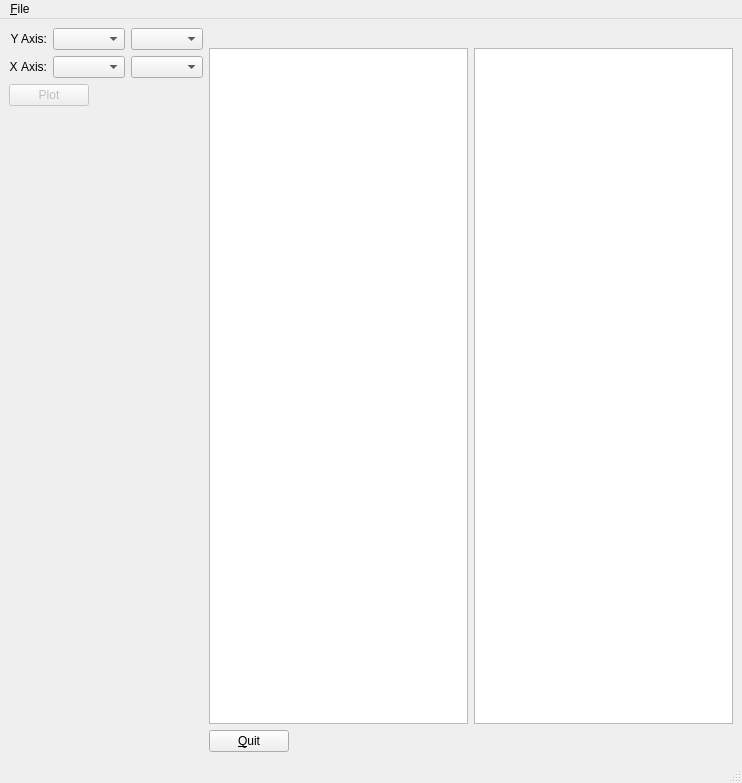
First picture: the form in oldtimer.ui, repository sesotek/oldtimer, before the edit.
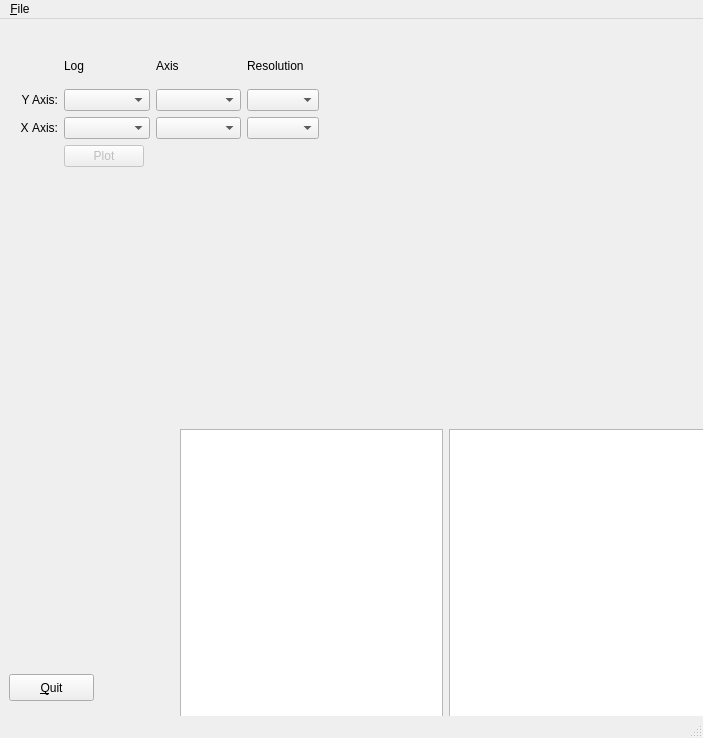
Second picture: the form after the edit.

Commit message: getData sort of working

What changed in the file:
```diff
--- a/oldtimer.ui
+++ b/oldtimer.ui
@@ -6,8 +6,8 @@
    <rect>
     <x>0</x>
     <y>0</y>
-    <width>742</width>
-    <height>783</height>
+    <width>703</width>
+    <height>738</height>
    </rect>
   </property>
   <property name="sizePolicy">
@@ -22,6 +22,9 @@
   <property name="layoutDirection">
    <enum>Qt::LeftToRight</enum>
   </property>
+  <property name="autoFillBackground">
+   <bool>false</bool>
+  </property>
   <widget class="QWidget" name="centralwidget">
    <property name="sizePolicy">
     <sizepolicy hsizetype="Preferred" vsizetype="Preferred">
@@ -29,9 +32,41 @@
      <verstretch>0</verstretch>
     </sizepolicy>
    </property>
-   <layout class="QGridLayout" name="gridLayout_5" columnstretch="0,1">
-    <item row="0" column="0">
-     <layout class="QGridLayout" name="gridLayout" columnstretch="0,0,0">
+   <widget class="QPushButton" name="buttonQuit">
+    <property name="geometry">
+     <rect>
+      <x>9</x>
+      <y>655</y>
+      <width>85</width>
+      <height>27</height>
+     </rect>
+    </property>
+    <property name="sizePolicy">
+     <sizepolicy hsizetype="Fixed" vsizetype="Fixed">
+      <horstretch>0</horstretch>
+      <verstretch>0</verstretch>
+     </sizepolicy>
+    </property>
+    <property name="layoutDirection">
+     <enum>Qt::LeftToRight</enum>
+    </property>
+    <property name="text">
+     <string>&amp;Quit</string>
+    </property>
+    <property name="flat">
+     <bool>false</bool>
+    </property>
+   </widget>
+   <widget class="QWidget" name="">
+    <property name="geometry">
+     <rect>
+      <x>20</x>
+      <y>30</y>
+      <width>299</width>
+      <height>118</height>
+     </rect>
+    </property>
+    <layout class="QGridLayout" name="gridLayoutPlotSettings" columnstretch="0,0,0,0">
       <property name="sizeConstraint">
        <enum>QLayout::SetMinimumSize</enum>
       </property>
@@ -41,7 +76,7 @@
       <property name="horizontalSpacing">
        <number>6</number>
       </property>
-      <item row="1" column="0">
+     <item row="2" column="0">
        <widget class="QLabel" name="labelXaxis">
         <property name="font">
          <font>
@@ -56,8 +91,8 @@
         </property>
        </widget>
       </item>
-      <item row="1" column="1">
-       <widget class="QComboBox" name="comboXAxisLog">
+     <item row="2" column="1">
+      <widget class="QComboBox" name="comboXLog">
         <property name="sizePolicy">
          <sizepolicy hsizetype="MinimumExpanding" vsizetype="Fixed">
           <horstretch>0</horstretch>
@@ -69,7 +104,7 @@
         </property>
        </widget>
       </item>
-      <item row="1" column="2">
+     <item row="2" column="2">
        <widget class="QComboBox" name="comboXAxis">
         <property name="sizePolicy">
          <sizepolicy hsizetype="MinimumExpanding" vsizetype="Fixed">
@@ -82,33 +117,7 @@
         </property>
        </widget>
       </item>
-      <item row="0" column="2">
-       <widget class="QComboBox" name="comboYAxis">
-        <property name="sizePolicy">
-         <sizepolicy hsizetype="MinimumExpanding" vsizetype="Fixed">
-          <horstretch>0</horstretch>
-          <verstretch>0</verstretch>
-         </sizepolicy>
-        </property>
-        <property name="sizeAdjustPolicy">
-         <enum>QComboBox::AdjustToContents</enum>
-        </property>
-       </widget>
-      </item>
-      <item row="0" column="1">
-       <widget class="QComboBox" name="comboYAxisLog">
-        <property name="sizePolicy">
-         <sizepolicy hsizetype="MinimumExpanding" vsizetype="Fixed">
-          <horstretch>0</horstretch>
-          <verstretch>0</verstretch>
-         </sizepolicy>
-        </property>
-        <property name="sizeAdjustPolicy">
-         <enum>QComboBox::AdjustToContents</enum>
-        </property>
-       </widget>
-      </item>
-      <item row="0" column="0">
+     <item row="1" column="0">
        <widget class="QLabel" name="labelYaxis">
         <property name="text">
          <string>Y Axis:</string>
@@ -118,11 +127,88 @@
         </property>
        </widget>
       </item>
-     </layout>
-    </item>
-    <item row="0" column="1" rowspan="3">
-     <layout class="QGridLayout" name="gridLayout_2" columnstretch="1,1">
-      <item row="0" column="0">
+     <item row="3" column="1">
+      <widget class="QPushButton" name="buttonPlot">
+       <property name="enabled">
+        <bool>false</bool>
+       </property>
+       <property name="sizePolicy">
+        <sizepolicy hsizetype="Fixed" vsizetype="Fixed">
+         <horstretch>0</horstretch>
+         <verstretch>0</verstretch>
+        </sizepolicy>
+       </property>
+       <property name="text">
+        <string>Plot</string>
+       </property>
+      </widget>
+     </item>
+     <item row="1" column="2">
+      <widget class="QComboBox" name="comboYAxis">
+       <property name="sizePolicy">
+        <sizepolicy hsizetype="MinimumExpanding" vsizetype="Fixed">
+         <horstretch>0</horstretch>
+         <verstretch>0</verstretch>
+        </sizepolicy>
+       </property>
+       <property name="sizeAdjustPolicy">
+        <enum>QComboBox::AdjustToContents</enum>
+       </property>
+      </widget>
+     </item>
+     <item row="1" column="1">
+      <widget class="QComboBox" name="comboYLog">
+       <property name="sizePolicy">
+        <sizepolicy hsizetype="MinimumExpanding" vsizetype="Fixed">
+         <horstretch>0</horstretch>
+         <verstretch>0</verstretch>
+        </sizepolicy>
+       </property>
+       <property name="sizeAdjustPolicy">
+        <enum>QComboBox::AdjustToContents</enum>
+       </property>
+      </widget>
+     </item>
+     <item row="0" column="1">
+      <widget class="QLabel" name="label">
+       <property name="text">
+        <string>Log</string>
+       </property>
+      </widget>
+     </item>
+     <item row="0" column="2">
+      <widget class="QLabel" name="label_2">
+       <property name="text">
+        <string>Axis</string>
+       </property>
+      </widget>
+     </item>
+     <item row="0" column="3">
+      <widget class="QLabel" name="label_3">
+       <property name="text">
+        <string>Resolution</string>
+       </property>
+      </widget>
+     </item>
+     <item row="1" column="3">
+      <widget class="QComboBox" name="comboYResolution"/>
+     </item>
+     <item row="2" column="3">
+      <widget class="QComboBox" name="comboXResolution"/>
+     </item>
+    </layout>
+   </widget>
+   <widget class="QWidget" name="">
+    <property name="geometry">
+     <rect>
+      <x>180</x>
+      <y>390</y>
+      <width>525</width>
+      <height>317</height>
+     </rect>
+    </property>
+    <layout class="QGridLayout" name="gridLayout_2" columnstretch="1,0">
+     <item row="1" column="0">
        <widget class="QLabel" name="labelText1">
         <property name="sizePolicy">
          <sizepolicy hsizetype="Expanding" vsizetype="Preferred">
@@ -135,7 +221,7 @@
         </property>
        </widget>
       </item>
-      <item row="0" column="1">
+     <item row="1" column="1">
        <widget class="QLabel" name="labelText2">
         <property name="sizePolicy">
          <sizepolicy hsizetype="Expanding" vsizetype="Preferred">
@@ -148,7 +234,7 @@
         </property>
        </widget>
       </item>
-      <item row="1" column="0">
+     <item row="2" column="0">
        <widget class="QTextEdit" name="textEdit1">
         <property name="lineWrapMode">
          <enum>QTextEdit::NoWrap</enum>
@@ -158,7 +244,7 @@
         </property>
        </widget>
       </item>
-      <item row="1" column="1">
+     <item row="2" column="1">
        <widget class="QTextEdit" name="textEdit2">
         <property name="lineWrapMode">
          <enum>QTextEdit::NoWrap</enum>
@@ -169,63 +255,14 @@
        </widget>
       </item>
      </layout>
-    </item>
-    <item row="1" column="0">
-     <widget class="QPushButton" name="buttonPlot">
-      <property name="enabled">
-       <bool>false</bool>
-      </property>
-      <property name="sizePolicy">
-       <sizepolicy hsizetype="Fixed" vsizetype="Fixed">
-        <horstretch>0</horstretch>
-        <verstretch>0</verstretch>
-       </sizepolicy>
-      </property>
-      <property name="text">
-       <string>Plot</string>
-      </property>
-     </widget>
-    </item>
-    <item row="2" column="0">
-     <spacer name="verticalSpacer">
-      <property name="orientation">
-       <enum>Qt::Vertical</enum>
-      </property>
-      <property name="sizeHint" stdset="0">
-       <size>
-        <width>20</width>
-        <height>40</height>
-       </size>
-      </property>
-     </spacer>
-    </item>
-    <item row="3" column="1">
-     <widget class="QPushButton" name="buttonQuit">
-      <property name="sizePolicy">
-       <sizepolicy hsizetype="Fixed" vsizetype="Fixed">
-        <horstretch>0</horstretch>
-        <verstretch>0</verstretch>
-       </sizepolicy>
-      </property>
-      <property name="layoutDirection">
-       <enum>Qt::LeftToRight</enum>
-      </property>
-      <property name="text">
-       <string>&amp;Quit</string>
-      </property>
-      <property name="flat">
-       <bool>false</bool>
-      </property>
-     </widget>
-    </item>
-   </layout>
+   </widget>
   </widget>
   <widget class="QMenuBar" name="menubar">
    <property name="geometry">
     <rect>
      <x>0</x>
      <y>0</y>
-     <width>742</width>
+     <width>703</width>
      <height>25</height>
     </rect>
    </property>
```
Lines whose indentation alone changed are shown as unchanged. The commit also changes 2 other files.
